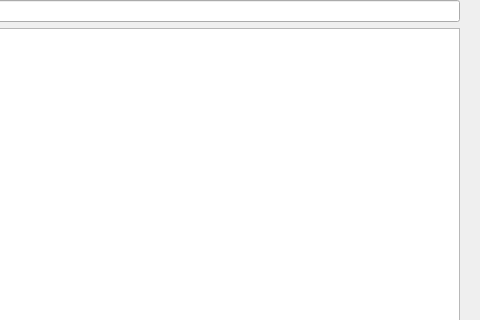
Before: the Qt Designer form src/qt/forms/proposallist.ui in dashpay/dash, drawn with Qt 5; both pictures show x 282 to 762 and y 0 to 320 of the 762 by 457 pixel window.
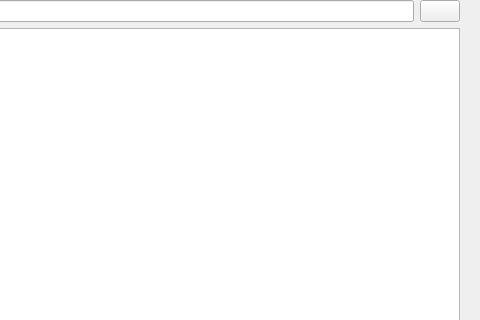
After: the same form once the commit is applied.

Commit message:
feat(qt): add proposal info button to proposal list
This is also an opportunity to make sure our tooltips are in sync.

Patch:
```diff
--- a/src/qt/forms/proposallist.ui
+++ b/src/qt/forms/proposallist.ui
@@ -59,6 +59,9 @@
          </property>
         </widget>
        </item>
+       <item>
+        <widget class="QPushButton" name="btnInfoView"/>
+       </item>
       </layout>
      </item>
      <item>
```
The commit also changes 11 other files.
